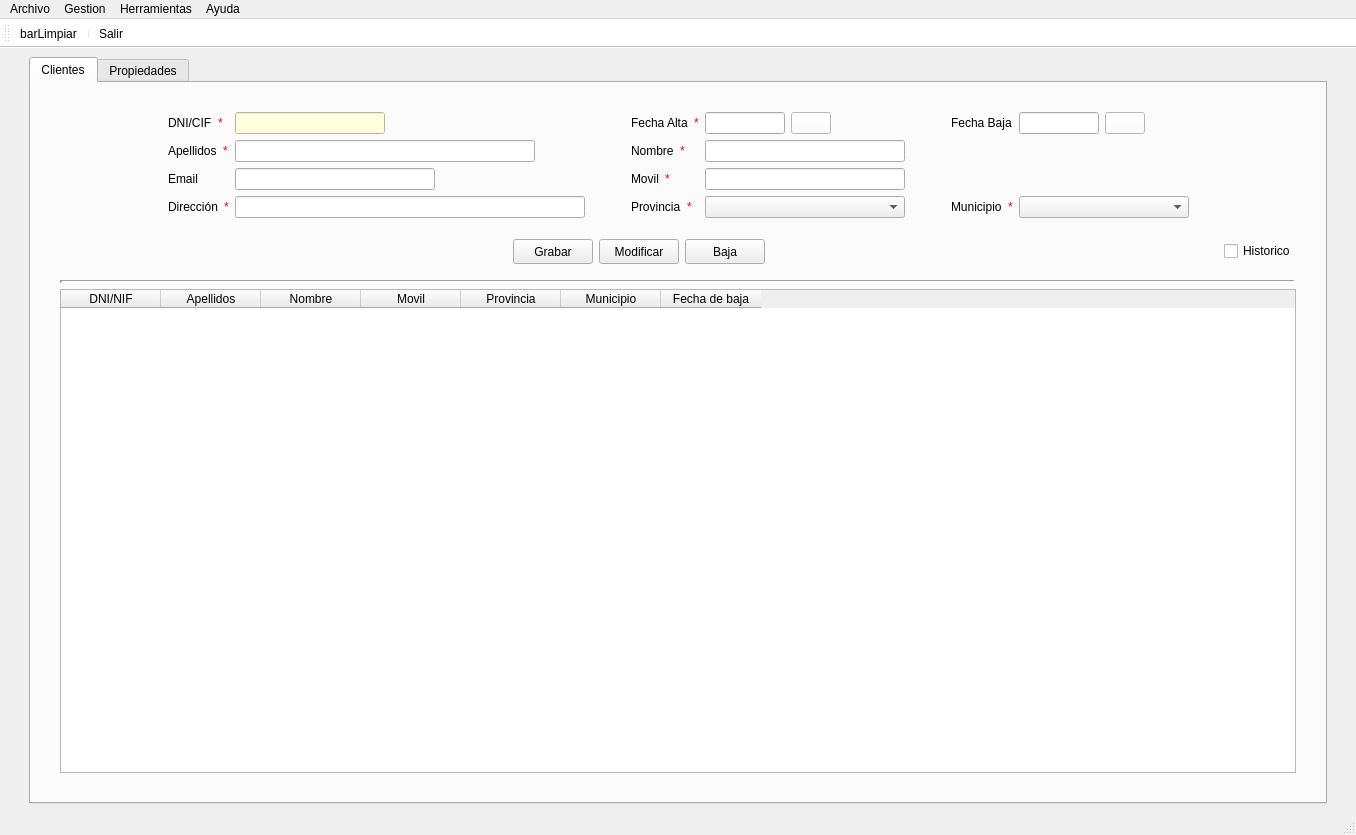
Before: the Qt Designer form templates/venPrincipal.ui in Samugcor/InmoTeis, drawn with Qt 5.
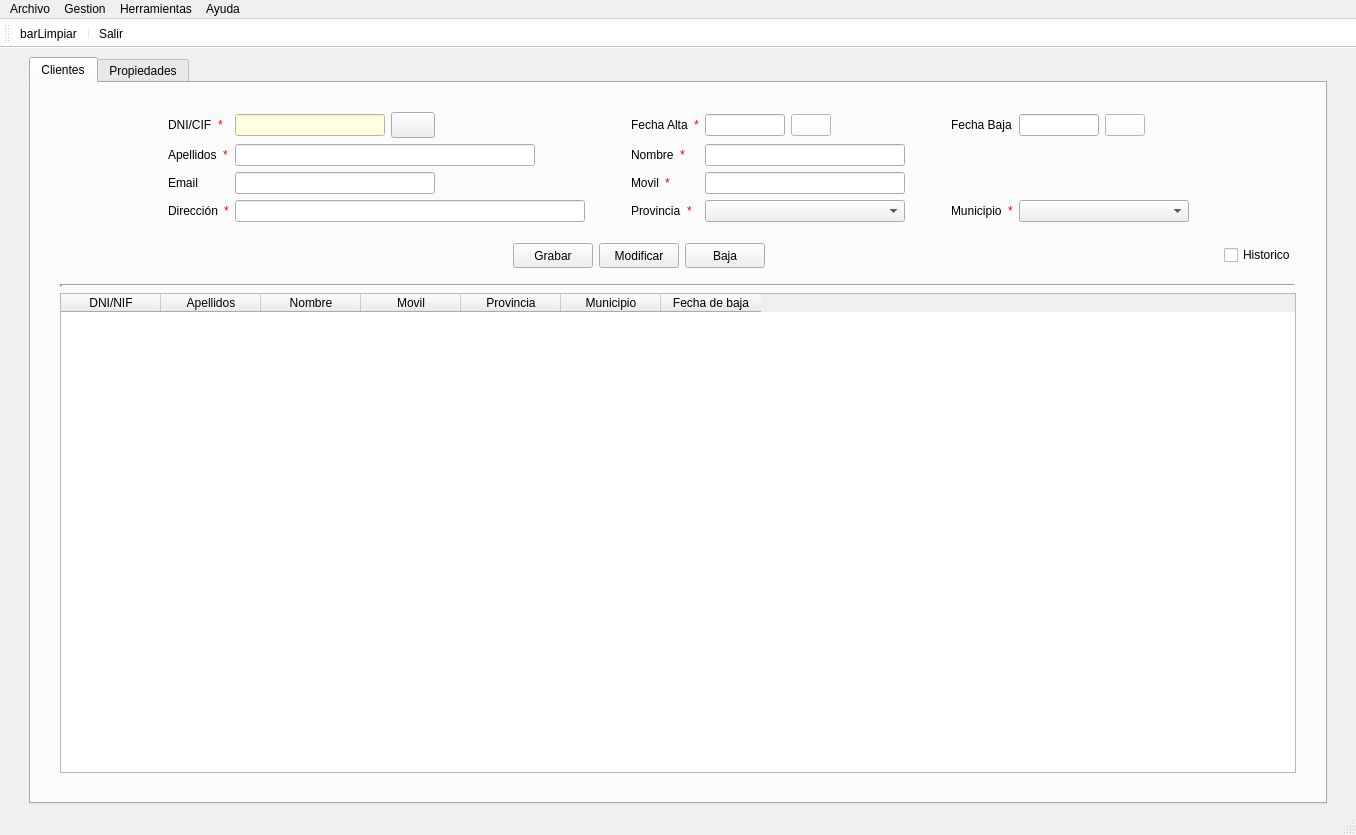
After: the same form once the commit is applied. Icons and pictures are not drawn.

What changed in the file:
```diff
--- a/templates/venPrincipal.ui
+++ b/templates/venPrincipal.ui
@@ -636,25 +636,6 @@
             </item>
            </layout>
           </item>
-          <item row="0" column="2">
-           <widget class="QLineEdit" name="txtDniCliente">
-            <property name="maximumSize">
-             <size>
-              <width>150</width>
-              <height>16777215</height>
-             </size>
-            </property>
-            <property name="autoFillBackground">
-             <bool>false</bool>
-            </property>
-            <property name="styleSheet">
-             <string notr="true">background-color:rgb(255, 255, 222);</string>
-            </property>
-            <property name="alignment">
-             <set>Qt::AlignCenter</set>
-            </property>
-           </widget>
-          </item>
           <item row="1" column="1">
            <layout class="QHBoxLayout" name="horizontalLayout_6">
             <item>
@@ -876,6 +857,56 @@
             </property>
            </widget>
           </item>
+          <item row="0" column="2">
+           <layout class="QHBoxLayout" name="horizontalLayout_18">
+            <item>
+             <widget class="QLineEdit" name="txtDniCliente">
+              <property name="maximumSize">
+               <size>
+                <width>150</width>
+                <height>16777215</height>
+               </size>
+              </property>
+              <property name="autoFillBackground">
+               <bool>false</bool>
+              </property>
+              <property name="styleSheet">
+               <string notr="true">background-color:rgb(255, 255, 222);</string>
+              </property>
+              <property name="alignment">
+               <set>Qt::AlignCenter</set>
+              </property>
+             </widget>
+            </item>
+            <item>
+             <widget class="QPushButton" name="btnBuscaCliente">
+              <property name="styleSheet">
+               <string notr="true">padding: 5px;</string>
+              </property>
+              <property name="text">
+               <string/>
+              </property>
+              <property name="icon">
+               <iconset>
+                <normaloff>../img/search.svg</normaloff>../img/search.svg</iconset>
+              </property>
+             </widget>
+            </item>
+            <item>
+             <spacer name="horizontalSpacer_25">
+              <property name="orientation">
+               <enum>Qt::Horizontal</enum>
+              </property>
+              <property name="sizeHint" stdset="0">
+               <size>
+                <width>40</width>
+                <height>20</height>
+               </size>
+              </property>
+             </spacer>
+            </item>
+           </layout>
+          </item>
          </layout>
         </item>
        </layout>
```
Left out of the diff: 8 changed lines with no effect on the pictures.
